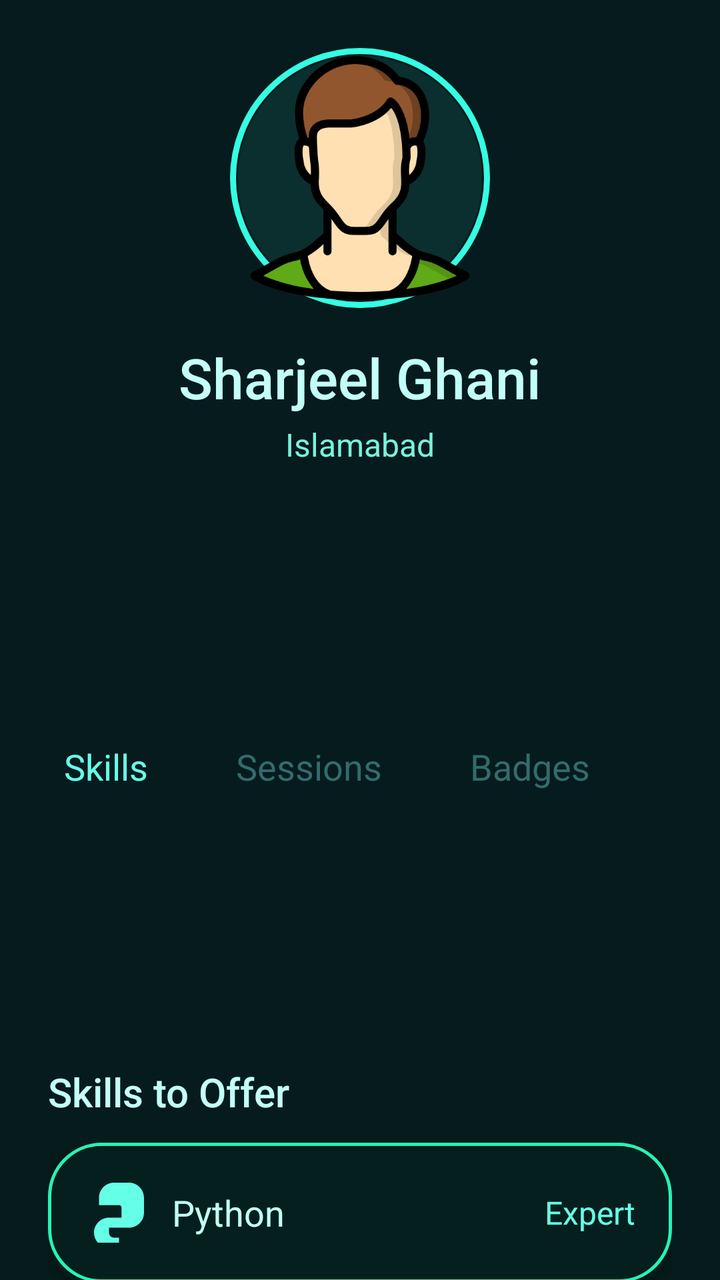
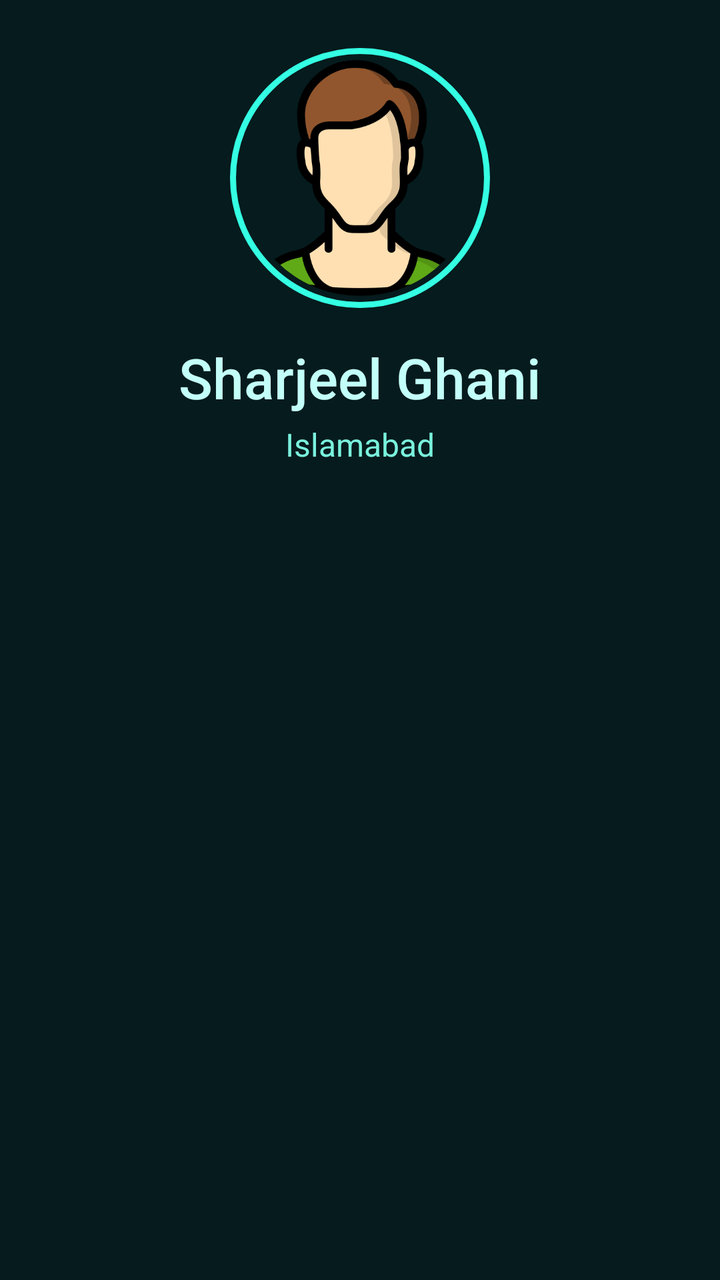

Screens rendered from an Android XML layout before and after an edit, with the pre-edit source and the edit as a unified diff.
<!-- AndroidManifest.xml: application theme Theme.SkillSwapAGenZSkillExchanger -->
<!-- res/layout/fragment_profile.xml -->
<?xml version="1.0" encoding="utf-8"?>
<androidx.core.widget.NestedScrollView xmlns:android="http://schemas.android.com/apk/res/android"
    xmlns:app="http://schemas.android.com/apk/res-auto"
    android:layout_width="match_parent"
    android:layout_height="match_parent"
    android:background="#061B1D"
    android:fillViewport="true">

    <LinearLayout
        android:orientation="vertical"
        android:layout_width="match_parent"
        android:layout_height="wrap_content"
        android:padding="24dp">

        
        <FrameLayout
            android:layout_width="130dp"
            android:layout_height="130dp"
            android:layout_gravity="center"
            android:background="@drawable/profile_ring"
            android:padding="4dp">

            <ImageView
                android:id="@+id/profile_pic"
                android:layout_width="match_parent"
                android:layout_height="match_parent"
                android:src="@drawable/man"
                android:scaleType="fitCenter"
                android:background="@drawable/profile_round"/>
        </FrameLayout>

        
        <TextView
            android:id="@+id/name"
            android:layout_width="wrap_content"
            android:layout_height="wrap_content"
            android:text="Sharjeel Ghani"
            android:textColor="#C3FFF9"
            android:layout_gravity="center"
            android:paddingTop="16dp"
            android:textSize="28sp"
            android:fontFamily="sans-serif-medium"/>

        
        <TextView
            android:id="@+id/location"
            android:layout_width="wrap_content"
            android:layout_height="wrap_content"
            android:text="Islamabad"
            android:layout_gravity="center"
            android:textColor="#7AF2DD"
            android:textSize="16sp"
            android:paddingTop="4dp"/>

        
        <LinearLayout
            android:layout_width="match_parent"
            android:layout_height="wrap_content"
            android:orientation="horizontal"
            android:gravity="center"
            android:paddingTop="25dp">

            <TextView
                android:text="Skills"
                android:textColor="#65FFE7"
                android:textSize="18sp"
                android:padding="8dp"
                android:layout_height="wrap_content"
                android:layout_width="wrap_content"/>

            <TextView
                android:text="Sessions"
                android:textColor="#336B6E"
                android:padding="8dp"
                android:textSize="18sp"
                android:layout_marginStart="28dp"
                android:layout_height="wrap_content"
                android:layout_width="wrap_content"/>

            <TextView
                android:text="Badges"
                android:textColor="#336B6E"
                android:padding="8dp"
                android:textSize="18sp"
                android:layout_marginStart="28dp"
                android:layout_height="wrap_content"
                android:layout_width="wrap_content"/>

            <TextView
                android:text="Certificates"
                android:textColor="#336B6E"
                android:padding="8dp"
                android:textSize="18sp"
                android:layout_marginStart="28dp"
                android:layout_height="wrap_content"
                android:layout_width="wrap_content"/>
        </LinearLayout>

        
        <TextView
            android:text="Skills to Offer"
            android:textColor="#C3FFF9"
            android:textSize="20sp"
            android:paddingTop="24dp"
            android:fontFamily="sans-serif-medium"
            android:layout_height="wrap_content"
            android:layout_width="wrap_content"/>

        
        <androidx.cardview.widget.CardView
            android:layout_marginTop="12dp"
            android:layout_width="match_parent"
            android:layout_height="70dp"
            android:backgroundTint="#00000000"
            app:cardCornerRadius="18dp">

            <LinearLayout
                android:orientation="horizontal"
                android:layout_width="match_parent"
                android:layout_height="match_parent"
                android:gravity="center_vertical"
                android:background="@drawable/bg_cnic_card"
                android:paddingStart="18dp"
                android:paddingEnd="18dp">

                <ImageView
                    android:layout_width="30dp"
                    android:layout_height="30dp"
                    android:src="@drawable/ic_python"/>

                <TextView
                    android:text="Python"
                    android:textColor="#C2FFF5"
                    android:layout_marginStart="14dp"
                    android:textSize="18sp"
                    android:layout_weight="1"
                    android:layout_height="wrap_content"
                    android:layout_width="wrap_content"/>

                <TextView
                    android:text="Expert"
                    android:textSize="16sp"
                    android:textColor="#65FFE7"
                    android:layout_height="wrap_content"
                    android:layout_width="wrap_content"/>
            </LinearLayout>
        </androidx.cardview.widget.CardView>

        
        <androidx.cardview.widget.CardView
            android:layout_marginTop="12dp"
            android:layout_width="match_parent"
            android:layout_height="70dp"
            android:backgroundTint="#00000000"
            app:cardCornerRadius="18dp">

            <LinearLayout
                android:orientation="horizontal"
                android:layout_width="match_parent"
                android:layout_height="match_parent"
                android:gravity="center_vertical"
                android:background="@drawable/bg_cnic_card"
                android:paddingStart="18dp"
                android:paddingEnd="18dp">

                <ImageView
                    android:layout_width="30dp"
                    android:layout_height="30dp"
                    android:src="@drawable/ic_camera"/>

                <TextView
                    android:text="Photography"
                    android:textColor="#C2FFF5"
                    android:layout_marginStart="14dp"
                    android:textSize="18sp"
                    android:layout_weight="1"
                    android:layout_height="wrap_content"
                    android:layout_width="wrap_content"/>

                <TextView
                    android:text="Intermediate"
                    android:textSize="16sp"
                    android:textColor="#65FFE7"
                    android:layout_height="wrap_content"
                    android:layout_width="wrap_content"/>
            </LinearLayout>
        </androidx.cardview.widget.CardView>


        
        <TextView
            android:text="Skills to Learn"
            android:textColor="#C3FFF9"
            android:textSize="20sp"
            android:paddingTop="28dp"
            android:fontFamily="sans-serif-medium"
            android:layout_height="wrap_content"
            android:layout_width="wrap_content"/>

        
        <LinearLayout
            android:layout_width="match_parent"
            android:layout_height="wrap_content"
            android:orientation="horizontal"
            android:gravity="center"
            android:paddingTop="12dp">

            <androidx.cardview.widget.CardView
                android:layout_width="0dp"
                android:layout_weight="1"
                android:layout_height="100dp"
                android:backgroundTint="#00000000"
                android:layout_marginEnd="10dp"
                app:cardCornerRadius="18dp">

                <LinearLayout
                    android:layout_width="match_parent"
                    android:layout_height="match_parent"
                    android:orientation="vertical"
                    android:gravity="center"
                    android:background="@drawable/bg_cnic_card"
                    android:padding="10dp">

                    <ImageView
                        android:layout_width="35dp"
                        android:layout_height="35dp"
                        android:src="@drawable/ic_tutor"/>

                    <TextView
                        android:text="Top Tutor"
                        android:textColor="#C2FFF5"
                        android:textSize="16sp"
                        android:paddingTop="10dp"
                        android:layout_height="wrap_content"
                        android:layout_width="wrap_content"/>
                </LinearLayout>
            </androidx.cardview.widget.CardView>

            <androidx.cardview.widget.CardView
                android:layout_width="0dp"
                android:layout_weight="1"
                android:layout_height="100dp"
                android:backgroundTint="#00000000"
                app:cardCornerRadius="18dp">

                <LinearLayout
                    android:layout_width="match_parent"
                    android:layout_height="match_parent"
                    android:orientation="vertical"
                    android:gravity="center"
                    android:background="@drawable/bg_cnic_card"
                    android:padding="10dp">

                    <ImageView
                        android:layout_width="35dp"
                        android:layout_height="35dp"
                        android:src="@drawable/ic_camera"/>

                    <TextView
                        android:text="Camera Pro"
                        android:textColor="#C2FFF5"
                        android:textSize="16sp"
                        android:paddingTop="10dp"
                        android:layout_height="wrap_content"
                        android:layout_width="wrap_content"/>
                </LinearLayout>
            </androidx.cardview.widget.CardView>

        </LinearLayout>

    </LinearLayout>

</androidx.core.widget.NestedScrollView>
<!-- resources referenced by this layout -->
<resources>
  <!-- drawable bg_cnic_card (drawable) -->
  <shape xmlns:android="http://schemas.android.com/apk/res/android">
      <solid android:color="#041F1E" />
      <stroke
          android:width="1.7dp"
          android:color="#27F3B3" />
      <corners android:radius="26dp" />
  </shape>
  <!-- drawable ic_camera (drawable) -->
  <vector xmlns:android="http://schemas.android.com/apk/res/android"
      android:width="24dp"
      android:height="24dp"
      android:viewportWidth="24"
      android:viewportHeight="24">
      <path
          android:fillColor="#65FFE7"
          android:pathData="M20,5h-3.17L15,3H9L7.17,5H4c-1.1,0 -2,0.9 -2,2v10c0,1.1 0.9,2 2,2h16c1.1,0 2,-0.9 2,-2V7c0,-1.1 -0.9,-2 -2,-2zM12,17c-2.76,0 -5,-2.24 -5,-5s2.24,-5 5,-5 5,2.24 5,5 -2.24,5 -5,5z"/>
  </vector>
  <!-- drawable ic_python (drawable) -->
  <vector xmlns:android="http://schemas.android.com/apk/res/android"
      android:width="24dp"
      android:height="24dp"
      android:viewportWidth="24"
      android:viewportHeight="24">
      <path
          android:fillColor="#65FFE7"
          android:pathData="M12,0C8.69,0 6,2.69 6,6V9H14C14.55,9 15,9.45 15,10V14H10C6.69,14 4,16.69 4,20C4,23.31 6.69,26 10,26H13C13.55,26 14,25.55 14,25V22H12C10.9,22 10,21.1 10,20V18H18C21.31,18 24,15.31 24,12V6C24,2.69 21.31,0 18,0H12Z"/>
  </vector>
  <!-- drawable ic_tutor (drawable) -->
  <vector xmlns:android="http://schemas.android.com/apk/res/android"
      android:width="24dp"
      android:height="24dp"
      android:viewportWidth="24"
      android:viewportHeight="24">
      <path
          android:fillColor="#65FFE7"
          android:pathData="M12 12c2.21 0 4-1.79 4-4s-1.79-4 -4-4 -4 1.79 -4 4 1.79 4 4 4zm0 2c-2.67 0 -8 1.34 -8 4v2h16v-2c0 -2.66 -5.33 -4 -8 -4z"/>
  </vector>
  <!-- drawable man: png bitmap (drawable, 31781 bytes) -->
  <!-- drawable profile_ring (drawable) -->
  <shape xmlns:android="http://schemas.android.com/apk/res/android"
      android:shape="oval">
  
      <stroke
          android:width="3dp"
          android:color="#34FFE3" />
  
      <solid android:color="@android:color/transparent" />
  </shape>
  <!-- drawable profile_round (drawable) -->
  <shape xmlns:android="http://schemas.android.com/apk/res/android"
      android:shape="oval">
  
      <solid android:color="#0B2F2F" />
  </shape>
  <style name="Theme.SkillSwapAGenZSkillExchanger" parent="Base.Theme.SkillSwapAGenZSkillExchanger" />
  <style name="Base.Theme.SkillSwapAGenZSkillExchanger" parent="Theme.Material3.DayNight.NoActionBar">
          
          <item name="android:statusBarColor">#103238</item>
          
      </style>
</resources>

<!-- the commit's change to res/layout/fragment_profile.xml (unified diff, before → after) -->
@@ -1,273 +1,83 @@
 <?xml version="1.0" encoding="utf-8"?>
-<androidx.core.widget.NestedScrollView xmlns:android="http://schemas.android.com/apk/res/android"
+<LinearLayout xmlns:android="http://schemas.android.com/apk/res/android"
     xmlns:app="http://schemas.android.com/apk/res-auto"
     android:layout_width="match_parent"
     android:layout_height="match_parent"
     android:background="#061B1D"
-    android:fillViewport="true">
+    android:orientation="vertical">
 
-    <LinearLayout
-        android:orientation="vertical"
+    <androidx.core.widget.NestedScrollView
         android:layout_width="match_parent"
-        android:layout_height="wrap_content"
-        android:padding="24dp">
+        android:layout_height="wrap_content">
 
-        
-        <FrameLayout
-            android:layout_width="130dp"
-            android:layout_height="130dp"
-            android:layout_gravity="center"
-            android:background="@drawable/profile_ring"
-            android:padding="4dp">
-
-            <ImageView
-                android:id="@+id/profile_pic"
-                android:layout_width="match_parent"
-                android:layout_height="match_parent"
-                android:src="@drawable/man"
-                android:scaleType="fitCenter"
-                android:background="@drawable/profile_round"/>
-        </FrameLayout>
-
-        
-        <TextView
-            android:id="@+id/name"
-            android:layout_width="wrap_content"
-            android:layout_height="wrap_content"
-            android:text="Sharjeel Ghani"
-            android:textColor="#C3FFF9"
-            android:layout_gravity="center"
-            android:paddingTop="16dp"
-            android:textSize="28sp"
-            android:fontFamily="sans-serif-medium"/>
-
-        
-        <TextView
-            android:id="@+id/location"
-            android:layout_width="wrap_content"
-            android:layout_height="wrap_content"
-            android:text="Islamabad"
-            android:layout_gravity="center"
-            android:textColor="#7AF2DD"
-            android:textSize="16sp"
-            android:paddingTop="4dp"/>
-
-        
         <LinearLayout
             android:layout_width="match_parent"
             android:layout_height="wrap_content"
-            android:orientation="horizontal"
-            android:gravity="center"
-            android:paddingTop="25dp">
+            android:orientation="vertical"
+            android:padding="24dp">
 
-            <TextView
-                android:text="Skills"
-                android:textColor="#65FFE7"
-                android:textSize="18sp"
-                android:padding="8dp"
-                android:layout_height="wrap_content"
-                android:layout_width="wrap_content"/>
+            
+            <FrameLayout
+                android:layout_width="130dp"
+                android:layout_height="130dp"
+                android:layout_gravity="center"
+                android:background="@drawable/profile_ring"
+                android:padding="4dp">
 
-            <TextView
-                android:text="Sessions"
-                android:textColor="#336B6E"
-                android:padding="8dp"
-                android:textSize="18sp"
-                android:layout_marginStart="28dp"
-                android:layout_height="wrap_content"
-                android:layout_width="wrap_content"/>
-
-            <TextView
-                android:text="Badges"
-                android:textColor="#336B6E"
-                android:padding="8dp"
-                android:textSize="18sp"
-                android:layout_marginStart="28dp"
-                android:layout_height="wrap_content"
-                android:layout_width="wrap_content"/>
-
-            <TextView
-                android:text="Certificates"
-                android:textColor="#336B6E"
-                android:padding="8dp"
-                android:textSize="18sp"
-                android:layout_marginStart="28dp"
-                android:layout_height="wrap_content"
-                android:layout_width="wrap_content"/>
-        </LinearLayout>
-
-        
-        <TextView
-            android:text="Skills to Offer"
-            android:textColor="#C3FFF9"
-            android:textSize="20sp"
-            android:paddingTop="24dp"
-            android:fontFamily="sans-serif-medium"
-            android:layout_height="wrap_content"
-            android:layout_width="wrap_content"/>
-
-        
-        <androidx.cardview.widget.CardView
-            android:layout_marginTop="12dp"
-            android:layout_width="match_parent"
-            android:layout_height="70dp"
-            android:backgroundTint="#00000000"
-            app:cardCornerRadius="18dp">
-
-            <LinearLayout
-                android:orientation="horizontal"
-                android:layout_width="match_parent"
-                android:layout_height="match_parent"
-                android:gravity="center_vertical"
-                android:background="@drawable/bg_cnic_card"
-                android:paddingStart="18dp"
-                android:paddingEnd="18dp">
-
-                <ImageView
-                    android:layout_width="30dp"
-                    android:layout_height="30dp"
-                    android:src="@drawable/ic_python"/>
-
-                <TextView
-                    android:text="Python"
-                    android:textColor="#C2FFF5"
-                    android:layout_marginStart="14dp"
-                    android:textSize="18sp"
-                    android:layout_weight="1"
-                    android:layout_height="wrap_content"
-                    android:layout_width="wrap_content"/>
-
-                <TextView
-                    android:text="Expert"
-                    android:textSize="16sp"
-                    android:textColor="#65FFE7"
-                    android:layout_height="wrap_content"
-                    android:layout_width="wrap_content"/>
-            </LinearLayout>
-        </androidx.cardview.widget.CardView>
-
-        
-        <androidx.cardview.widget.CardView
-            android:layout_marginTop="12dp"
-            android:layout_width="match_parent"
-            android:layout_height="70dp"
-            android:backgroundTint="#00000000"
-            app:cardCornerRadius="18dp">
-
-            <LinearLayout
-                android:orientation="horizontal"
-                android:layout_width="match_parent"
-                android:layout_height="match_parent"
-                android:gravity="center_vertical"
-                android:background="@drawable/bg_cnic_card"
-                android:paddingStart="18dp"
-                android:paddingEnd="18dp">
-
-                <ImageView
-                    android:layout_width="30dp"
-                    android:layout_height="30dp"
-                    android:src="@drawable/ic_camera"/>
-
-                <TextView
-                    android:text="Photography"
-                    android:textColor="#C2FFF5"
-                    android:layout_marginStart="14dp"
-                    android:textSize="18sp"
-                    android:layout_weight="1"
-                    android:layout_height="wrap_content"
-                    android:layout_width="wrap_content"/>
-
-                <TextView
-                    android:text="Intermediate"
-                    android:textSize="16sp"
-                    android:textColor="#65FFE7"
-                    android:layout_height="wrap_content"
-                    android:layout_width="wrap_content"/>
-            </LinearLayout>
-        </androidx.cardview.widget.CardView>
-
-
-        
-        <TextView
-            android:text="Skills to Learn"
-            android:textColor="#C3FFF9"
-            android:textSize="20sp"
-            android:paddingTop="28dp"
-            android:fontFamily="sans-serif-medium"
-            android:layout_height="wrap_content"
-            android:layout_width="wrap_content"/>
-
-        
-        <LinearLayout
-            android:layout_width="match_parent"
-            android:layout_height="wrap_content"
-            android:orientation="horizontal"
-            android:gravity="center"
-            android:paddingTop="12dp">
-
-            <androidx.cardview.widget.CardView
-                android:layout_width="0dp"
-                android:layout_weight="1"
-                android:layout_height="100dp"
-                android:backgroundTint="#00000000"
-                android:layout_marginEnd="10dp"
-                app:cardCornerRadius="18dp">
-
-                <LinearLayout
+                <com.google.android.material.imageview.ShapeableImageView
+                    android:id="@+id/profile_pic"
                     android:layout_width="match_parent"
                     android:layout_height="match_parent"
-                    android:orientation="vertical"
-                    android:gravity="center"
-                    android:background="@drawable/bg_cnic_card"
-                    android:padding="10dp">
+                    android:src="@drawable/man"
+                    android:scaleType="centerCrop"
+                    app:shapeAppearanceOverlay="@style/CircleImageView"
+                    android:padding="2dp"/>
+            </FrameLayout>
 
-                    <ImageView
-                        android:layout_width="35dp"
-                        android:layout_height="35dp"
-                        android:src="@drawable/ic_tutor"/>
+            
+            <TextView
+                android:id="@+id/name"
+                android:layout_width="wrap_content"
+                android:layout_height="wrap_content"
+                android:text="Sharjeel Ghani"
+                android:textColor="#C3FFF9"
+                android:layout_gravity="center"
+                android:paddingTop="16dp"
+                android:textSize="28sp"
+                android:fontFamily="sans-serif-medium"/>
 
-                    <TextView
-                        android:text="Top Tutor"
-                        android:textColor="#C2FFF5"
-                        android:textSize="16sp"
-                        android:paddingTop="10dp"
-                        android:layout_height="wrap_content"
-                        android:layout_width="wrap_content"/>
-                </LinearLayout>
-            </androidx.cardview.widget.CardView>
-
-            <androidx.cardview.widget.CardView
-                android:layout_width="0dp"
-                android:layout_weight="1"
-                android:layout_height="100dp"
-                android:backgroundTint="#00000000"
-                app:cardCornerRadius="18dp">
-
-                <LinearLayout
-                    android:layout_width="match_parent"
-                    android:layout_height="match_parent"
-                    android:orientation="vertical"
-                    android:gravity="center"
-                    android:background="@drawable/bg_cnic_card"
-                    android:padding="10dp">
-
-                    <ImageView
-                        android:layout_width="35dp"
-                        android:layout_height="35dp"
-                        android:src="@drawable/ic_camera"/>
-
-                    <TextView
-                        android:text="Camera Pro"
-                        android:textColor="#C2FFF5"
-                        android:textSize="16sp"
-                        android:paddingTop="10dp"
-                        android:layout_height="wrap_content"
-                        android:layout_width="wrap_content"/>
-                </LinearLayout>
-            </androidx.cardview.widget.CardView>
+            
+            <TextView
+                android:id="@+id/location"
+                android:layout_width="wrap_content"
+                android:layout_height="wrap_content"
+                android:text="Islamabad"
+                android:layout_gravity="center"
+                android:textColor="#7AF2DD"
+                android:textSize="16sp"
+                android:paddingTop="4dp"/>
 
         </LinearLayout>
+    </androidx.core.widget.NestedScrollView>
 
-    </LinearLayout>
+    
+    <com.google.android.material.tabs.TabLayout
+        android:id="@+id/tab_layout"
+        android:layout_width="match_parent"
+        android:layout_height="wrap_content"
+        android:background="#061B1D"
+        app:tabIndicatorColor="#65FFE7"
+        app:tabSelectedTextColor="#65FFE7"
+        app:tabTextColor="#336B6E"
+        app:tabMode="fixed"
+        app:tabGravity="fill"
+        app:tabTextAppearance="@style/CustomTabTextAppearance"/>
 
-</androidx.core.widget.NestedScrollView>
+    
+    <androidx.viewpager2.widget.ViewPager2
+        android:id="@+id/view_pager"
+        android:layout_width="match_parent"
+        android:layout_height="0dp"
+        android:layout_weight="1" />
+
+</LinearLayout>
<!-- resource entries referenced after the edit -->
@@ -1,43 +1,5 @@
 <!-- resources referenced by this layout -->
 <resources>
-  <!-- drawable bg_cnic_card (drawable) -->
-  <shape xmlns:android="http://schemas.android.com/apk/res/android">
-      <solid android:color="#041F1E" />
-      <stroke
-          android:width="1.7dp"
-          android:color="#27F3B3" />
-      <corners android:radius="26dp" />
-  </shape>
-  <!-- drawable ic_camera (drawable) -->
-  <vector xmlns:android="http://schemas.android.com/apk/res/android"
-      android:width="24dp"
-      android:height="24dp"
-      android:viewportWidth="24"
-      android:viewportHeight="24">
-      <path
-          android:fillColor="#65FFE7"
-          android:pathData="M20,5h-3.17L15,3H9L7.17,5H4c-1.1,0 -2,0.9 -2,2v10c0,1.1 0.9,2 2,2h16c1.1,0 2,-0.9 2,-2V7c0,-1.1 -0.9,-2 -2,-2zM12,17c-2.76,0 -5,-2.24 -5,-5s2.24,-5 5,-5 5,2.24 5,5 -2.24,5 -5,5z"/>
-  </vector>
-  <!-- drawable ic_python (drawable) -->
-  <vector xmlns:android="http://schemas.android.com/apk/res/android"
-      android:width="24dp"
-      android:height="24dp"
-      android:viewportWidth="24"
-      android:viewportHeight="24">
-      <path
-          android:fillColor="#65FFE7"
-          android:pathData="M12,0C8.69,0 6,2.69 6,6V9H14C14.55,9 15,9.45 15,10V14H10C6.69,14 4,16.69 4,20C4,23.31 6.69,26 10,26H13C13.55,26 14,25.55 14,25V22H12C10.9,22 10,21.1 10,20V18H18C21.31,18 24,15.31 24,12V6C24,2.69 21.31,0 18,0H12Z"/>
-  </vector>
-  <!-- drawable ic_tutor (drawable) -->
-  <vector xmlns:android="http://schemas.android.com/apk/res/android"
-      android:width="24dp"
-      android:height="24dp"
-      android:viewportWidth="24"
-      android:viewportHeight="24">
-      <path
-          android:fillColor="#65FFE7"
-          android:pathData="M12 12c2.21 0 4-1.79 4-4s-1.79-4 -4-4 -4 1.79 -4 4 1.79 4 4 4zm0 2c-2.67 0 -8 1.34 -8 4v2h16v-2c0 -2.66 -5.33 -4 -8 -4z"/>
-  </vector>
   <!-- drawable man: png bitmap (drawable, 31781 bytes) -->
   <!-- drawable profile_ring (drawable) -->
   <shape xmlns:android="http://schemas.android.com/apk/res/android"
@@ -49,12 +11,15 @@
   
       <solid android:color="@android:color/transparent" />
   </shape>
-  <!-- drawable profile_round (drawable) -->
-  <shape xmlns:android="http://schemas.android.com/apk/res/android"
-      android:shape="oval">
-  
-      <solid android:color="#0B2F2F" />
-  </shape>
+  <style name="CircleImageView" parent="">
+          <item name="cornerFamily">rounded</item>
+          <item name="cornerSize">50%</item>
+      </style>
+  <style name="CustomTabTextAppearance" parent="TextAppearance.Design.Tab">
+          <item name="android:textSize">16sp</item>
+          <item name="android:textAllCaps">false</item>
+          <item name="android:fontFamily">sans-serif-medium</item>
+      </style>
   <style name="Theme.SkillSwapAGenZSkillExchanger" parent="Base.Theme.SkillSwapAGenZSkillExchanger" />
   <style name="Base.Theme.SkillSwapAGenZSkillExchanger" parent="Theme.Material3.DayNight.NoActionBar">
           
